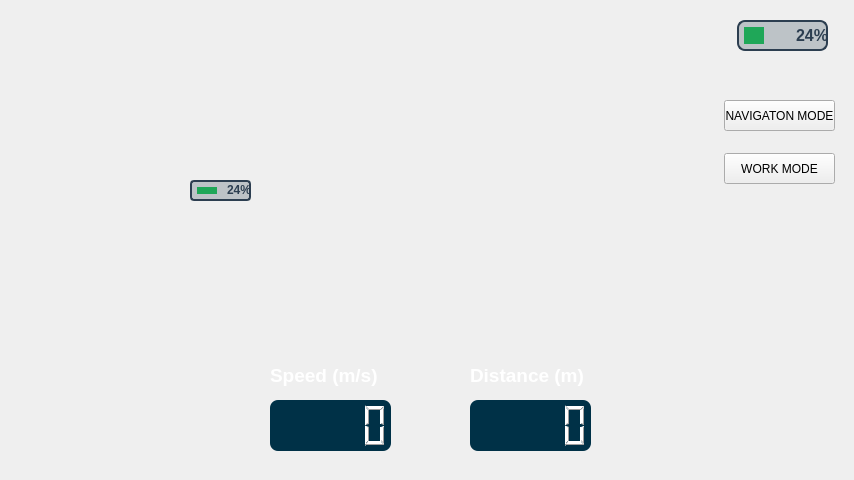
The window that main.ui (andreagy/Robot_GUI) describes before a commit, drawn with Qt 5.
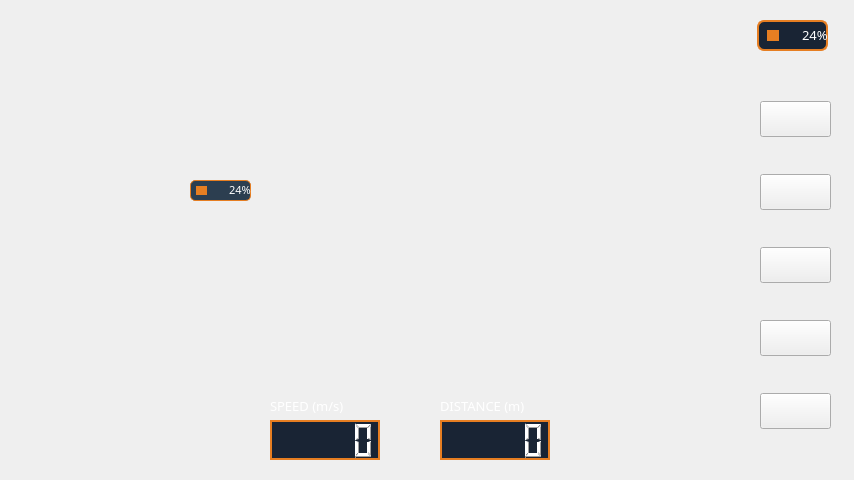
The same window after the commit. Icons and pictures are not drawn.

```diff
--- a/main.ui
+++ b/main.ui
@@ -29,6 +29,15 @@
    <string>RobotUI</string>
   </property>
   <widget class="QWidget" name="centralwidget">
+   <property name="styleSheet">
+    <string notr="true">#centralwidget {
+	background-color: none;
+}
+
+#verticalLayout {
+	
+}</string>
+   </property>
    <widget class="QLabel" name="nav_primary_camera_label">
     <property name="geometry">
      <rect>
@@ -79,75 +88,20 @@
      <string/>
     </property>
    </widget>
-   <widget class="QPushButton" name="snapshot_button">
-    <property name="geometry">
-     <rect>
-      <x>755</x>
-      <y>220</y>
-      <width>51</width>
-      <height>51</height>
-     </rect>
-    </property>
-    <property name="locale">
-     <locale language="English" country="UnitedStates"/>
-    </property>
-    <property name="text">
-     <string/>
-    </property>
-    <property name="icon">
-     <iconset>
-      <normaloff>img/dslr-camera.png</normaloff>
-      <normalon>img/dslr-camera.png</normalon>img/dslr-camera.png</iconset>
-    </property>
-    <property name="iconSize">
-     <size>
-      <width>51</width>
-      <height>51</height>
-     </size>
-    </property>
-    <property name="flat">
-     <bool>true</bool>
-    </property>
-   </widget>
-   <widget class="QPushButton" name="record_button">
-    <property name="geometry">
-     <rect>
-      <x>760</x>
-      <y>300</y>
-      <width>40</width>
-      <height>40</height>
-     </rect>
-    </property>
-    <property name="locale">
-     <locale language="English" country="UnitedStates"/>
-    </property>
-    <property name="text">
-     <string/>
-    </property>
-    <property name="icon">
-     <iconset>
-      <normaloff>img/record.png</normaloff>
-      <normalon>img/record.png</normalon>img/record.png</iconset>
-    </property>
-    <property name="iconSize">
-     <size>
-      <width>51</width>
-      <height>51</height>
-     </size>
-    </property>
-    <property name="flat">
-     <bool>true</bool>
-    </property>
-   </widget>
    <widget class="QLCDNumber" name="speed_display">
     <property name="geometry">
      <rect>
       <x>270</x>
-      <y>400</y>
-      <width>121</width>
-      <height>51</height>
+      <y>420</y>
+      <width>110</width>
+      <height>40</height>
      </rect>
     </property>
+    <property name="font">
+     <font>
+      <family>Segoe Print</family>
+     </font>
+    </property>
     <property name="autoFillBackground">
      <bool>false</bool>
     </property>
@@ -156,15 +110,16 @@
     font-family: 'Roboto', sans-serif;
     font-size: 18px;
     font-weight: bold;
-    color: #ffffff; /* White text */
-    background-color: #2c3e50; /* Dark blue background */
-    border-radius: 10px;
+    color: #ffffff;
+    background-color: rgb(25, 36, 52);
     padding: 10px;
+    border: 1.5px solid #e67e22; 
 }
+
 QLCDNumber {
-    background-color: rgb(0, 49, 71); /* Teal color */
+    background-color: rgb(25, 36, 52);
     color: #ffffff; /* White text */
-    border-radius: 8px;
+    border: 1.5px solid #e67e22; 
     padding: 10px;
 }</string>
     </property>
@@ -175,10 +130,10 @@
    <widget class="QLCDNumber" name="distance_display">
     <property name="geometry">
      <rect>
-      <x>470</x>
-      <y>400</y>
-      <width>121</width>
-      <height>51</height>
+      <x>440</x>
+      <y>420</y>
+      <width>110</width>
+      <height>40</height>
      </rect>
     </property>
     <property name="autoFillBackground">
@@ -189,15 +144,16 @@
     font-family: 'Roboto', sans-serif;
     font-size: 18px;
     font-weight: bold;
-    color: #ffffff; /* White text */
-    background-color: #2c3e50; /* Dark blue background */
-    border-radius: 10px;
+    color: #ffffff;
+    background-color: rgb(25, 36, 52);
     padding: 10px;
+    border: 1.5px solid #e67e22; 
 }
+
 QLCDNumber {
-    background-color: rgb(0, 49, 71); /* Teal color */
+    background-color: rgb(25, 36, 52);
     color: #ffffff; /* White text */
-    border-radius: 8px;
+    border: 1.5px solid #e67e22; 
     padding: 10px;
 }</string>
     </property>
@@ -209,25 +165,29 @@
     <property name="geometry">
      <rect>
       <x>270</x>
-      <y>360</y>
+      <y>390</y>
       <width>111</width>
       <height>31</height>
      </rect>
     </property>
     <property name="font">
      <font>
-      <pointsize>14</pointsize>
-      <bold>true</bold>
+      <family>Trebuchet MS</family>
+      <pointsize>10</pointsize>
+      <bold>false</bold>
      </font>
     </property>
     <property name="styleSheet">
-     <string notr="true">color: rgb(255, 255, 255)</string>
+     <string notr="true">QLabel {
+	color: rgb(255, 255, 255);
+	background-color: NONE;
+}</string>
     </property>
     <property name="locale">
      <locale language="English" country="UnitedStates"/>
     </property>
     <property name="text">
-     <string>Speed (m/s)</string>
+     <string>SPEED (m/s)</string>
     </property>
     <property name="textFormat">
      <enum>Qt::PlainText</enum>
@@ -236,26 +196,30 @@
    <widget class="QLabel" name="distance_label">
     <property name="geometry">
      <rect>
-      <x>470</x>
-      <y>360</y>
+      <x>440</x>
+      <y>390</y>
       <width>121</width>
       <height>31</height>
      </rect>
     </property>
     <property name="font">
      <font>
-      <pointsize>14</pointsize>
-      <bold>true</bold>
+      <family>Trebuchet MS</family>
+      <pointsize>10</pointsize>
+      <bold>false</bold>
      </font>
     </property>
     <property name="styleSheet">
-     <string notr="true">color: rgb(255, 255, 255)</string>
+     <string notr="true">QLabel {
+	color: rgb(255, 255, 255);
+	background-color: NONE;
+}</string>
     </property>
     <property name="locale">
      <locale language="English" country="UnitedStates"/>
     </property>
     <property name="text">
-     <string>Distance (m)</string>
+     <string>DISTANCE (m)</string>
     </property>
     <property name="textFormat">
      <enum>Qt::PlainText</enum>
@@ -264,32 +228,35 @@
    <widget class="QProgressBar" name="primary_battery">
     <property name="geometry">
      <rect>
-      <x>737</x>
+      <x>757</x>
       <y>20</y>
-      <width>91</width>
+      <width>71</width>
       <height>31</height>
      </rect>
     </property>
     <property name="font">
      <font>
-      <pointsize>12</pointsize>
-      <bold>true</bold>
+      <family>Trebuchet MS</family>
+      <pointsize>10</pointsize>
+      <italic>false</italic>
+      <bold>false</bold>
      </font>
     </property>
     <property name="styleSheet">
      <string notr="true">QProgressBar {
-    border: 2px solid #2c3e50; /* Dark blue border */
-    border-radius: 8px;
-    background-color: #bdc3c7; /* Light gray background */
-    padding: 5px;  /* Padding around the bar */
-    text-align: right;  /* Center the percentage text */
-    color: #2c3e50; /* Dark blue text */
+    border: 1.5px solid #e67e22; 
+    border-radius: 7px; 
+    background-color: rgb(25, 36, 52);
+    padding: 8px;
+    text-align: right;
+    color: #ffffff;
+	font: 10pt &quot;Trebuchet MS&quot;;
 }
 
 QProgressBar::chunk {
-    background-color: rgb(31, 167, 88); /* Green color for battery level */
-    width: 20px;
-    border-radius: 10px;
+    background-color: #e67e22;
+    border-radius: 10px; 
+    box-shadow: 0 2px 4px rgba(0, 0, 0, 0.2);
 }
 </string>
     </property>
@@ -311,23 +278,27 @@
     </property>
     <property name="font">
      <font>
-      <bold>true</bold>
+      <family>Trebuchet MS</family>
+      <pointsize>8</pointsize>
+      <italic>false</italic>
+      <bold>false</bold>
      </font>
     </property>
     <property name="styleSheet">
      <string notr="true">QProgressBar {
-    border: 2px solid #2c3e50; /* Dark blue border */
-    border-radius: 4px;
-    background-color: #bdc3c7; /* Light gray background */
-    padding: 5px;  /* Padding around the bar */
-    text-align: right;  /* Center the percentage text */
-    color: #2c3e50; /* Dark blue text */
+    border: 1px solid #e67e22; 
+    border-radius: 5px; 
+    background-color: #2c3e50; 
+    padding: 5px;
+    text-align: right;
+    color: #ffffff; 
+	font: 8pt &quot;Trebuchet MS&quot;;
 }
 
 QProgressBar::chunk {
-    background-color: rgb(31, 167, 88); /* Green color for battery level */
-    width: 20px;
-    border-radius: 10px;
+    background-color: #e67e22;
+    border-radius: 5px; 
+    box-shadow: 0 2px 4px rgba(0, 0, 0, 0.2);
 }
 </string>
     </property>
@@ -388,35 +359,120 @@
      <string/>
     </property>
    </widget>
-   <widget class="QPushButton" name="nav_mode_button">
+   <widget class="QWidget" name="verticalLayoutWidget">
     <property name="geometry">
      <rect>
-      <x>724</x>
-      <y>100</y>
-      <width>111</width>
-      <height>31</height>
+      <x>760</x>
+      <y>70</y>
+      <width>71</width>
+      <height>391</height>
      </rect>
     </property>
-    <property name="styleSheet">
-     <string notr="true"/>
-    </property>
-    <property name="text">
-     <string>NAVIGATON MODE</string>
-    </property>
+    <layout class="QVBoxLayout" name="verticalLayout">
+     <item>
+      <widget class="QPushButton" name="nav_mode_button">
+       <property name="styleSheet">
+        <string notr="true">padding: 10px</string>
+       </property>
+       <property name="text">
+        <string/>
+       </property>
+       <property name="icon">
+        <iconset>
+         <normaloff>img/navigation.png</normaloff>img/navigation.png</iconset>
+       </property>
+       <property name="iconSize">
+        <size>
+         <width>35</width>
+         <height>35</height>
+        </size>
+       </property>
+      </widget>
+     </item>
+     <item>
+      <widget class="QPushButton" name="work_mode_button">
+       <property name="styleSheet">
+        <string notr="true">padding: 10px;</string>
+       </property>
+       <property name="text">
+        <string/>
+       </property>
+       <property name="icon">
+        <iconset>
+         <normaloff>img/work1.png</normaloff>img/work1.png</iconset>
+       </property>
+       <property name="iconSize">
+        <size>
+         <width>40</width>
+         <height>40</height>
+        </size>
+       </property>
+      </widget>
+     </item>
+     <item>
+      <widget class="QPushButton" name="snapshot_button">
+       <property name="styleSheet">
+        <string notr="true">padding: 10px;</string>
+       </property>
+       <property name="text">
+        <string/>
+       </property>
+       <property name="icon">
+        <iconset>
+         <normaloff>img/dslr-camera.png</normaloff>
+         <normalon>:/icons/dslr-camera.png</normalon>img/dslr-camera.png</iconset>
+       </property>
+       <property name="iconSize">
+        <size>
+         <width>40</width>
+         <height>40</height>
+        </size>
+       </property>
+      </widget>
+     </item>
+     <item>
+      <widget class="QPushButton" name="record_button">
+       <property name="styleSheet">
+        <string notr="true">padding: 10px;</string>
+       </property>
+       <property name="text">
+        <string/>
+       </property>
+       <property name="icon">
+        <iconset>
+         <normaloff>img/record.png</normaloff>img/record.png</iconset>
+       </property>
+       <property name="iconSize">
+        <size>
+         <width>40</width>
+         <height>40</height>
+        </size>
+       </property>
+      </widget>
+     </item>
+     <item>
+      <widget class="QPushButton" name="marker_button">
+       <property name="styleSheet">
+        <string notr="true">padding: 10px;</string>
+       </property>
+       <property name="text">
+        <string/>
+       </property>
+       <property name="icon">
+        <iconset>
+         <normaloff>img/mark-location.png</normaloff>img/mark-location.png</iconset>
+       </property>
+       <property name="iconSize">
+        <size>
+         <width>40</width>
+         <height>40</height>
+        </size>
+       </property>
+      </widget>
+     </item>
+    </layout>
    </widget>
-   <widget class="QPushButton" name="work_mode_button">
-    <property name="geometry">
-     <rect>
-      <x>724</x>
-      <y>153</y>
-      <width>111</width>
-      <height>31</height>
-     </rect>
-    </property>
-    <property name="text">
-     <string>WORK MODE</string>
-    </property>
-   </widget>
+   <zorder>work_primary_camera_label</zorder>
    <zorder>nav_primary_camera_label</zorder>
    <zorder>nav_secondary_camera_label</zorder>
    <zorder>snapshot_button</zorder>
```
Left out of the diff: 10 changed lines with no effect on the pictures.
